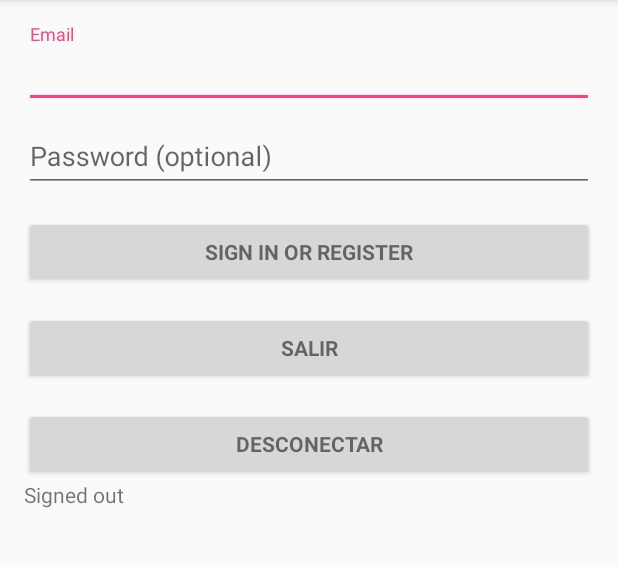
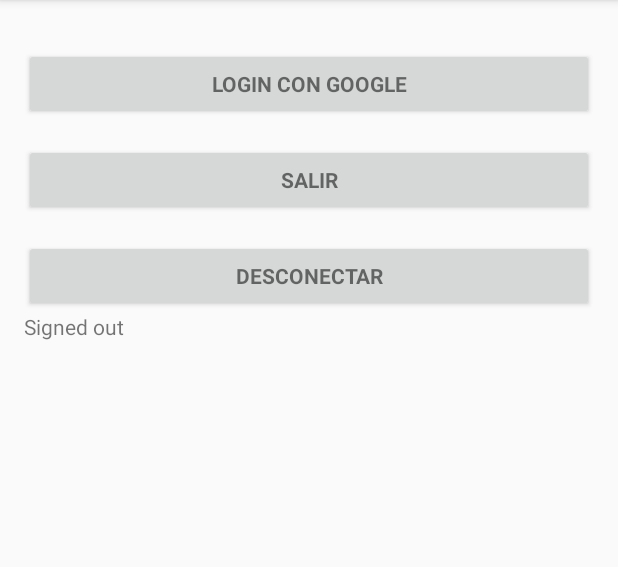
Before and after one commit to ranvli/DataBinding-Y-Firebase-Demo-en-Android, an Android app: the screen it shows after launch (LoginActivity), on a phone screen of 412 x 824 dp, the part 84-651 px from its top. Run offline under Robolectric (Android 15) with nearby library versions, the phone set to English and light mode, and no system bars; our stand-ins replace Firebase (no records; nobody signed in at launch, a user with empty details on screens opened directly).

Commit message:
Ajustes en UI y arreglos en login con google

```diff
--- a/app/src/main/java/net/ulatina/myapplication/LoginActivity.java
+++ b/app/src/main/java/net/ulatina/myapplication/LoginActivity.java
@@ -62,11 +62,12 @@ public class LoginActivity extends AppCompatActivity implements
         findViewById(R.id.sign_out_button).setOnClickListener(this);
         findViewById(R.id.disconnect_button).setOnClickListener(this);
 
+
         // [START config_signin]
         // Configure Google Sign In
         //debe generarse un android client ID token desde la consola de credentials en GoogleAPIs
         GoogleSignInOptions gso = new GoogleSignInOptions.Builder(GoogleSignInOptions.DEFAULT_SIGN_IN)
-                .requestIdToken("950170291870-k7gfru6v5pgpgtp7ds1oj30dv40bnt30.apps.googleusercontent.com")
+                .requestIdToken("950170291870-nh9gdccpshk5dibjgoe1kimbk2b5vlni.apps.googleusercontent.com")
                 .requestEmail()
                 .build();
         // [END config_signin]
@@ -101,8 +102,6 @@ public class LoginActivity extends AppCompatActivity implements
 
 
     }
-
-
 
 
     // [START on_start_add_listener]
--- a/app/src/main/res/layout/activity_login.xml
+++ b/app/src/main/res/layout/activity_login.xml
@@ -30,38 +30,7 @@
             android:layout_height="wrap_content"
             android:orientation="vertical">
 
-            <android.support.design.widget.TextInputLayout
-                android:layout_width="match_parent"
-                android:layout_height="wrap_content">
 
-                <AutoCompleteTextView
-                    android:id="@+id/email"
-                    android:layout_width="match_parent"
-                    android:layout_height="wrap_content"
-                    android:hint="@string/prompt_email"
-                    android:inputType="textEmailAddress"
-                    android:maxLines="1"
-                    android:singleLine="true" />
-
-            </android.support.design.widget.TextInputLayout>
-
-            <android.support.design.widget.TextInputLayout
-                android:layout_width="match_parent"
-                android:layout_height="wrap_content">
-
-                <EditText
-                    android:id="@+id/password"
-                    android:layout_width="match_parent"
-                    android:layout_height="wrap_content"
-                    android:hint="@string/prompt_password"
-                    android:imeActionId="@+id/login"
-                    android:imeActionLabel="@string/action_sign_in_short"
-                    android:imeOptions="actionUnspecified"
-                    android:inputType="textPassword"
-                    android:maxLines="1"
-                    android:singleLine="true" />
-
-            </android.support.design.widget.TextInputLayout>
 
             <Button
                 android:id="@+id/sign_in_button"
@@ -69,7 +38,7 @@
                 android:layout_width="match_parent"
                 android:layout_height="wrap_content"
                 android:layout_marginTop="16dp"
-                android:text="@string/action_sign_in"
+                android:text="Login con Google"
                 android:textStyle="bold" />
 
             <Button
--- a/app/src/main/res/values/strings.xml
+++ b/app/src/main/res/values/strings.xml
@@ -1,16 +1,5 @@
 <resources>
     <string name="app_name">Google sign-in demo</string>
 
-    <!-- Strings related to login -->
-    <string name="prompt_email">Email</string>
-    <string name="prompt_password">Password (optional)</string>
-    <string name="action_sign_in">Sign in or register</string>
-    <string name="action_sign_in_short">Sign in</string>
-    <string name="error_invalid_email">This email address is invalid</string>
-    <string name="error_invalid_password">This password is too short</string>
-    <string name="error_incorrect_password">This password is incorrect</string>
-    <string name="error_field_required">This field is required</string>
-    <string name="permission_rationale">"Contacts permissions are needed for providing email
-        completions."
-    </string>
+
 </resources>
```
Also changed, not shown: 4 other files.
